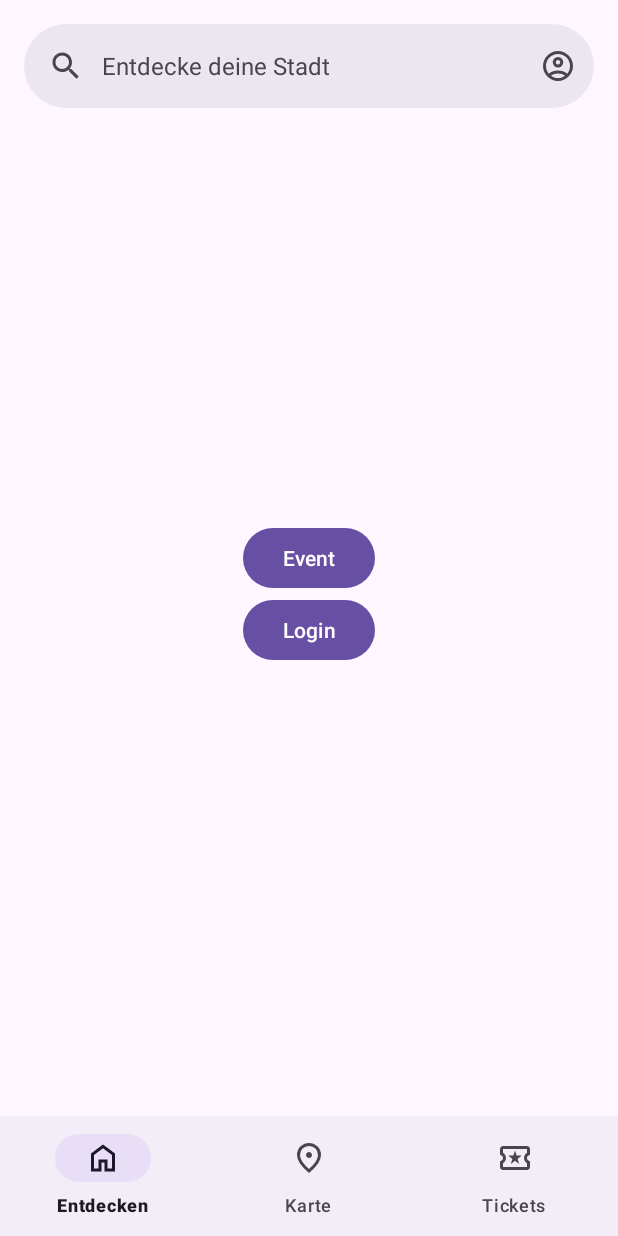
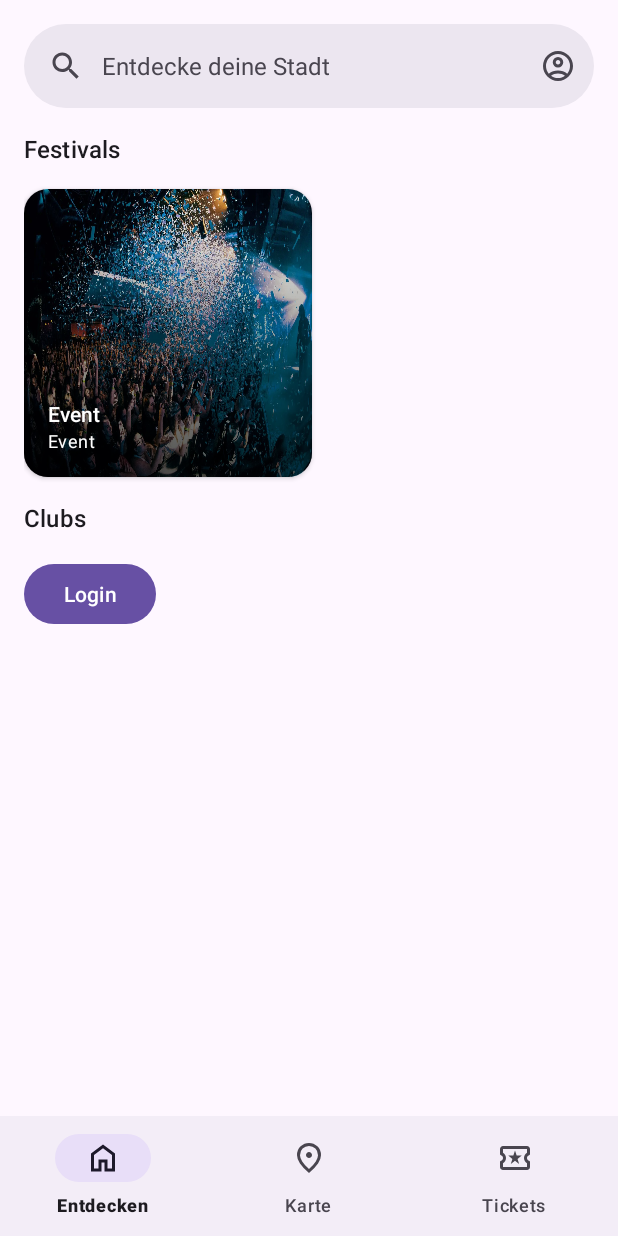
Before and after one commit to Sandlo/EventRadar, an Android app: the screen it shows after launch (MainActivity), on a phone screen of 412 x 824 dp. Run offline under Robolectric (Android 15) with nearby library versions, the phone set to English and light mode, and no system bars; our stand-ins replace navigation-ui.

Commit message:
Add dummy discover layout
Related to #6

```diff
--- a/app/src/main/java/com/example/eventradar/fragments/DiscoverFragment.kt
+++ b/app/src/main/java/com/example/eventradar/fragments/DiscoverFragment.kt
@@ -6,6 +6,7 @@ import android.view.LayoutInflater
 import android.view.View
 import android.view.ViewGroup
 import android.widget.Button
+import androidx.cardview.widget.CardView
 import androidx.fragment.app.Fragment
 import com.example.eventradar.R
 import com.example.eventradar.activities.EventActivity
@@ -20,7 +21,7 @@ class DiscoverFragment : Fragment() {
     ): View {
         val root = inflater.inflate(R.layout.fragment_discover, container, false)
 
-        root.findViewById<Button>(R.id.dummy_button).setOnClickListener {
+        root.findViewById<CardView>(R.id.dummy_button).setOnClickListener {
             requireContext().startActivity(Intent(requireContext(), EventActivity::class.java))
         }
 
--- /dev/null
+++ b/app/src/main/res/drawable/gradient_dim.xml
@@ -0,0 +1,6 @@
+<shape xmlns:android="http://schemas.android.com/apk/res/android" android:shape="rectangle" >
+    <gradient
+        android:startColor="#B3000000"
+        android:endColor="@android:color/transparent"
+        android:angle="90"/>
+</shape>
--- a/app/src/main/res/layout/fragment_discover.xml
+++ b/app/src/main/res/layout/fragment_discover.xml
@@ -1,31 +1,76 @@
 <?xml version="1.0" encoding="utf-8"?>
-<RelativeLayout xmlns:android="http://schemas.android.com/apk/res/android"
+<LinearLayout xmlns:android="http://schemas.android.com/apk/res/android"
     android:layout_width="match_parent"
     android:layout_height="match_parent"
+    android:padding="@dimen/full_padding"
+    android:orientation="vertical"
     xmlns:app="http://schemas.android.com/apk/res-auto">
 
     <com.google.android.material.search.SearchBar
         android:id="@+id/search_bar"
         android:layout_width="match_parent"
         android:layout_height="wrap_content"
-        android:layout_marginTop="@dimen/full_padding"
-        android:layout_marginHorizontal="@dimen/full_padding"
+        android:layout_marginBottom="@dimen/full_padding"
         app:defaultMarginsEnabled="false"
         app:menu="@menu/search_bar_menu"
         android:hint="@string/search_hint_discover" />
 
-    <Button
+        <TextView
+            android:layout_width="match_parent"
+            android:layout_height="wrap_content"
+            android:layout_marginBottom="@dimen/full_padding"
+            android:text="@string/festivals"
+            android:textAppearance="@style/TextAppearance.Material3.TitleMedium"/>
+
+        <androidx.cardview.widget.CardView
             android:id="@+id/dummy_button"
+            android:layout_width="192dp"
+            android:layout_height="192dp"
+            android:layout_marginBottom="@dimen/full_padding"
+            app:cardCornerRadius="@dimen/full_padding">
+
+            <RelativeLayout
+                android:layout_width="match_parent"
+                android:layout_height="match_parent"
+                android:background="@drawable/elena_de_soto">
+
+                <View
+                    android:layout_width="match_parent"
+                    android:layout_height="match_parent"
+                    android:background="@drawable/gradient_dim" />
+
+                <TextView
                     android:layout_width="wrap_content"
                     android:layout_height="wrap_content"
                     android:text="@string/title_event"
-        android:layout_centerInParent="true" />
+                    android:textAppearance="@style/TextAppearance.Material3.TitleSmall"
+                    android:textColor="@android:color/white"
+                    android:layout_above="@id/summary"
+                    android:paddingHorizontal="@dimen/full_padding" />
+
+                <TextView
+                    android:id="@+id/summary"
+                    android:layout_width="wrap_content"
+                    android:layout_height="wrap_content"
+                    android:text="@string/title_event"
+                    android:textAppearance="@style/TextAppearance.Material3.BodySmall"
+                    android:textColor="@android:color/white"
+                    android:layout_alignParentBottom="true"
+                    android:paddingHorizontal="@dimen/full_padding"
+                    android:paddingBottom="@dimen/full_padding" />
+            </RelativeLayout>
+        </androidx.cardview.widget.CardView>
+
+        <TextView
+            android:layout_width="match_parent"
+            android:layout_height="wrap_content"
+            android:layout_marginBottom="@dimen/full_padding"
+            android:text="@string/clubs"
+            android:textAppearance="@style/TextAppearance.Material3.TitleMedium"/>
 
         <Button
             android:id="@+id/second_dummy_button"
             android:layout_width="wrap_content"
             android:layout_height="wrap_content"
-        android:text="@string/title_login"
-        android:layout_below="@id/dummy_button"
-        android:layout_centerInParent="true" />
-</RelativeLayout>
+            android:text="@string/title_login" />
+    </LinearLayout>
--- a/app/src/main/res/layout/fragment_map.xml
+++ b/app/src/main/res/layout/fragment_map.xml
@@ -1,9 +1,11 @@
 <?xml version="1.0" encoding="utf-8"?>
 <RelativeLayout xmlns:android="http://schemas.android.com/apk/res/android"
+    xmlns:tools="http://schemas.android.com/tools"
     android:layout_width="match_parent"
     android:layout_height="match_parent"
     android:background="@color/map_background"
-    xmlns:app="http://schemas.android.com/apk/res-auto">
+    xmlns:app="http://schemas.android.com/apk/res-auto"
+    tools:ignore="Overdraw">
 
     <com.google.android.material.search.SearchBar
         android:id="@+id/search_bar"
--- /dev/null
+++ b/app/src/main/res/values-night/colors.xml
@@ -0,0 +1,6 @@
+<?xml version="1.0" encoding="utf-8"?>
+<resources>
+    <color name="map_background">#1C2535</color>
+    <color name="map_location">#2652F5</color>
+    <color name="map_location_alpha">#402652F5</color>
+</resources>
--- a/app/src/main/res/values/strings.xml
+++ b/app/src/main/res/values/strings.xml
@@ -18,4 +18,7 @@
     <string name="search_hint_discover">Entdecke deine Stadt</string>
     <string name="search_hint_map">Finde Events in der Nähe</string>
     <string name="search_hint_tickets">Durchsuche deine Tickets</string>
+
+    <string name="festivals">Festivals</string>
+    <string name="clubs">Clubs</string>
 </resources>
```
Also changed, not shown: app/src/main/res/drawable-nodpi/elena_de_soto.webp (added). Lines whose indentation alone changed are shown as unchanged.
